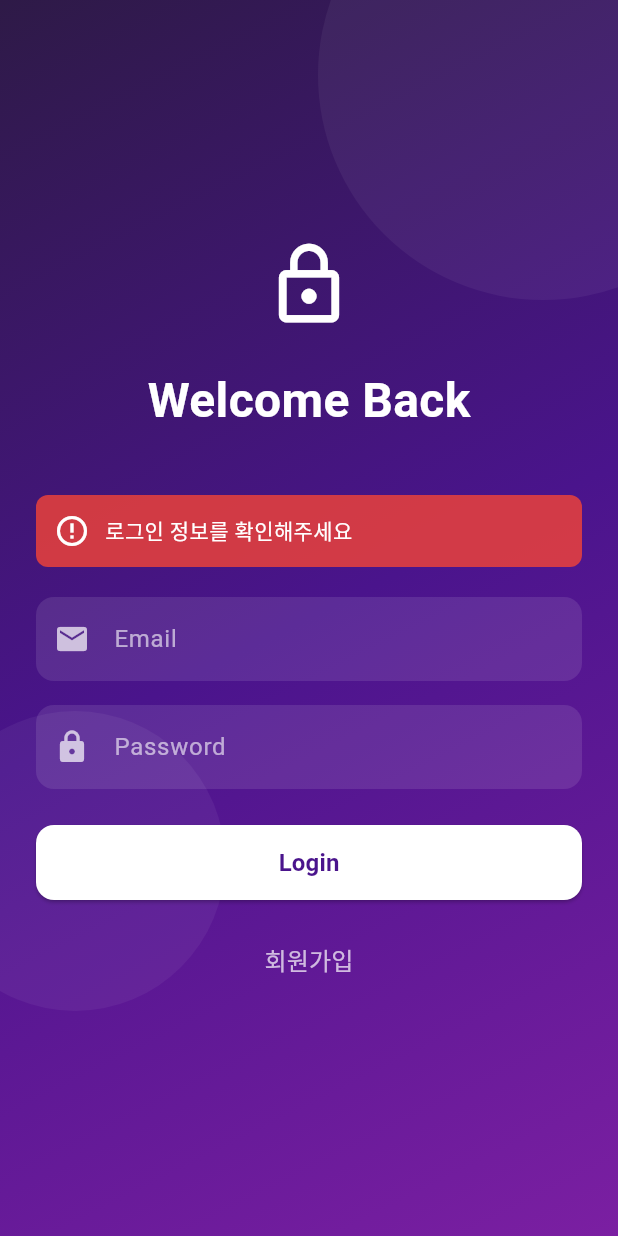
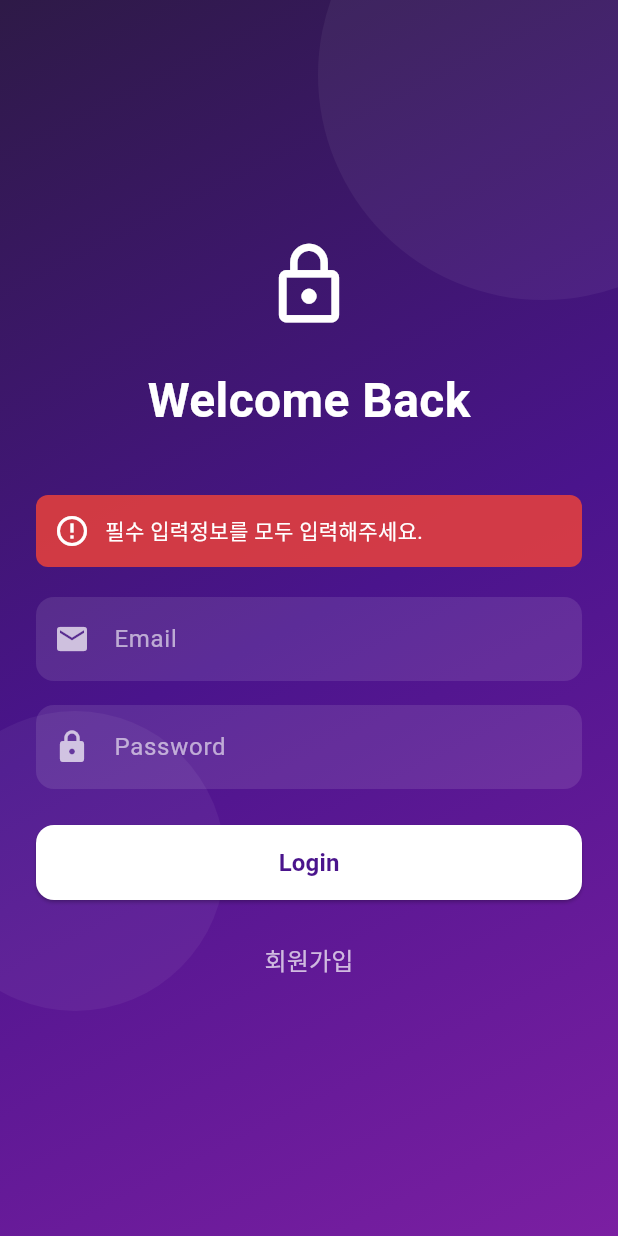
Before and after one commit to hyunil-cho/dot, a Flutter app: the LoginScreen screen opened by its route, after a tap on "Login", on a phone screen of 412 x 824 dp. Run offline on Flutter 3.47's test engine with Material 3 defaults, Android fonts, the phone set to English and light mode, and no system bars.

Commit message:
[Feat] 로그인 실패 시, 예외 메시지가 3초뒤 사라지도록 변경

```diff
--- a/frontend/lib/auth/login_screen.dart
+++ b/frontend/lib/auth/login_screen.dart
@@ -1,3 +1,4 @@
+import 'dart:async'; // 타이머 사용을 위해 추가
 import 'package:flutter/material.dart';
 import 'package:dot_frontend/widgets/background_design.dart';
 
@@ -12,19 +13,33 @@ class _LoginScreenState extends State<LoginScreen> {
   final _emailController = TextEditingController();
   final _passwordController = TextEditingController();
   String? _errorMessage; // 에러 메시지 상태 변수
+  Timer? _errorTimer; // 에러 메시지 자동 삭제를 위한 타이머
 
   @override
   void dispose() {
     _emailController.dispose();
     _passwordController.dispose();
+    _errorTimer?.cancel(); // 화면 종료 시 타이머 취소
     super.dispose();
   }
 
   void _handleLogin() {
+    // 기존 타이머가 있다면 취소 (연속 클릭 방지)
+    _errorTimer?.cancel();
+
     // 임시 로그인 로직: 이메일이나 비밀번호가 비어있으면 에러 표시
     if (_emailController.text.isEmpty || _passwordController.text.isEmpty) {
       setState(() {
-        _errorMessage = '로그인 정보를 확인해주세요';
+        _errorMessage = '필수 입력정보를 모두 입력해주세요.';
+      });
+
+      // 3초 후 에러 메시지 자동 삭제
+      _errorTimer = Timer(const Duration(seconds: 3), () {
+        if (mounted) {
+          setState(() {
+            _errorMessage = null;
+          });
+        }
       });
     } else {
       setState(() {
```
